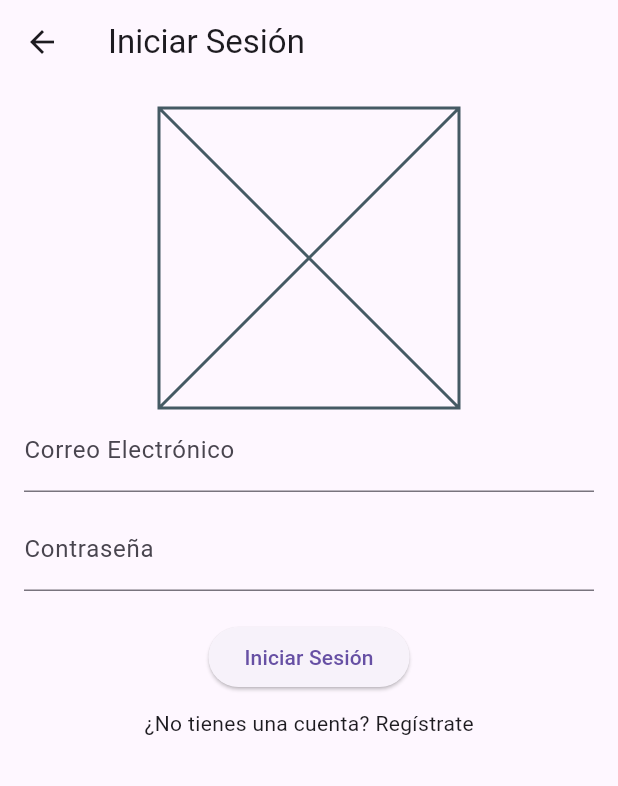
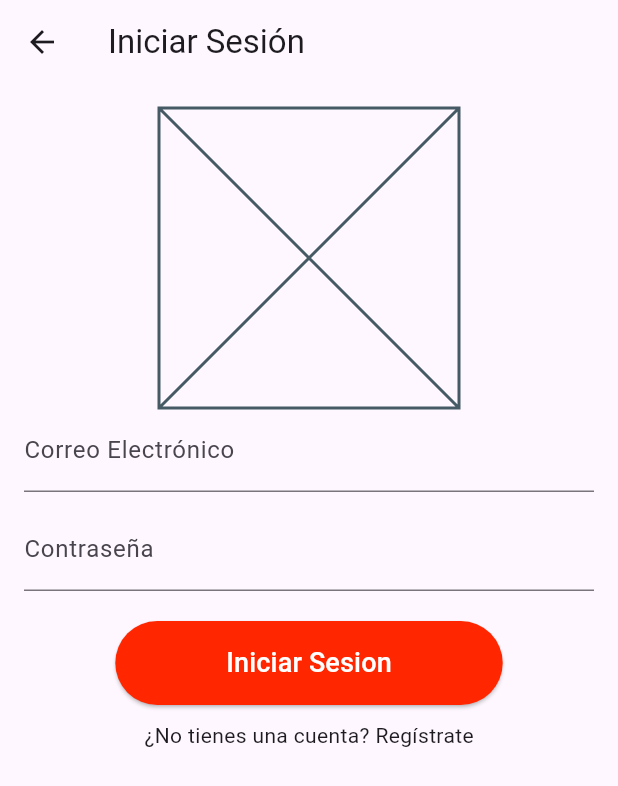
Before and after one commit to Esteban1426/Repo_Flutter, a Flutter app: the screen it shows after launch, after a tap on "Iniciar", on a phone screen of 412 x 824 dp. Shown: the top 786 px of the screen. Run offline on Flutter 3.47's test engine with Material 3 defaults, Android fonts, the phone set to English and light mode, and no system bars; our stand-ins replace firebase_auth, firebase_core, firebase_database, firebase_storage; accounts and stored records are empty; network calls fail.

Commit message:
Puliendo app notas en flutter v.2

```diff
--- /dev/null
+++ b/flutter_application_appnotas/lib/BotonAnimado.dart
@@ -0,0 +1,52 @@
+import 'package:flutter/material.dart';
+
+
+class BotonAnimado extends StatefulWidget {
+  final String TextoBoton;
+  final VoidCallback onPressed;
+  final BuildContext contexto;
+
+  BotonAnimado({required this.TextoBoton, required this.onPressed, required this.contexto});
+
+  @override
+  EstadoBotonAnimacion createState() => EstadoBotonAnimacion();
+}
+
+class EstadoBotonAnimacion extends State<BotonAnimado> {
+  bool _isPressed = false;
+
+  @override
+  Widget build(BuildContext context) {
+    return ElevatedButton(
+      onPressed: () {
+        setState(() {
+          _isPressed = !_isPressed;
+        });
+        widget.onPressed(); // Llama a la función proporcionada al presionar el botón
+      },
+      style: ButtonStyle(
+        backgroundColor: MaterialStateProperty.resolveWith<Color>((states) {
+          if (_isPressed) {
+            return Colors.white;
+          }
+          return Color.fromARGB(255, 255, 38, 0);
+        }),
+      ),
+      child: AnimatedContainer(
+        duration: Duration(milliseconds: 300),
+        padding: EdgeInsets.symmetric(vertical: 15.0, horizontal: 50.0),
+        decoration: BoxDecoration(
+          borderRadius: BorderRadius.circular(30.0),
+          color: Colors.transparent,
+        ),
+        child: Text(
+          widget.TextoBoton,
+          style: TextStyle(
+            fontSize: 18.0,
+            color: _isPressed ? Color.fromARGB(255, 255, 0, 0) : Colors.white,
+          ),
+        ),
+      ),
+    );
+  }
+}
--- a/flutter_application_appnotas/lib/Login.dart
+++ b/flutter_application_appnotas/lib/Login.dart
@@ -2,6 +2,7 @@ import 'package:flutter/material.dart';
 import 'package:firebase_auth/firebase_auth.dart';
 import 'package:firebase_storage/firebase_storage.dart';
 import 'package:flutter_application_appnotas/Registro.dart';
+import 'package:flutter_application_appnotas/BotonAnimado.dart';
 import 'package:flutter_application_appnotas/GestorNotas.dart';
 
 class Login extends StatelessWidget {
@@ -12,31 +13,53 @@ class Login extends StatelessWidget {
         title: Text('Iniciar Sesión'),
       ),
       body: SingleChildScrollView(
-        child: LoginForm(),
+        child: FormatoLogin(),
       ),
     );
   }
 }
 
-class LoginForm extends StatefulWidget {
+class FormatoLogin extends StatefulWidget {
   @override
-  _LoginFormState createState() => _LoginFormState();
+  EstadoFormato createState() => EstadoFormato();
 }
 
-class _LoginFormState extends State<LoginForm> {
-  final FirebaseAuth _auth = FirebaseAuth.instance;
-  final TextEditingController _emailController = TextEditingController();
-  final TextEditingController _passwordController = TextEditingController();
+class EstadoFormato extends State<FormatoLogin> {
+  final FirebaseAuth Autenticacion = FirebaseAuth.instance;
+  final TextEditingController email = TextEditingController();
+  final TextEditingController password = TextEditingController();
 
   Future<void> _signInWithEmailAndPassword(BuildContext context) async {
   try {
-      final String email = _emailController.text.trim();
-      final String password = _passwordController.text;
+    final String emailDato = email.text.trim();
+    final String passwordDato = password.text;
+
+    if (emailDato.isEmpty || passwordDato.isEmpty) {
+      // Si el correo electrónico o la contraseña están vacíos, muestra un mensaje de error
+      showDialog(
+        context: context,
+        builder: (BuildContext context) {
+          return AlertDialog(
+            title: Text("Error"),
+            content: Text("Por favor, completa todos los campos."),
+            actions: [
+              TextButton(
+                onPressed: () {
+                  Navigator.of(context).pop();
+                },
+                child: Text("OK"),
+              ),
+            ],
+          );
+        },
+      );
+      return; // Salir del método sin intentar iniciar sesión
+    }
 
     // Iniciar sesión con email y contraseña utilizando Firebase Authentication
-      await _auth.signInWithEmailAndPassword(
-        email: email,
-        password: password,
+    await Autenticacion.signInWithEmailAndPassword(
+      email: emailDato,
+      password: passwordDato,
     );
 
     // Si el inicio de sesión es exitoso, muestra una alerta y navega a la siguiente pantalla
@@ -83,6 +106,7 @@ class _LoginFormState extends State<LoginForm> {
   }
 }
 
+
   late String imageUrl;
   final storage = FirebaseStorage.instance;
   @override
@@ -127,23 +151,26 @@ class _LoginFormState extends State<LoginForm> {
                 : Placeholder(), // Placeholder when no image available
           ),
           TextField(
-            controller: _emailController,
+            controller: email,
             decoration: InputDecoration(
               labelText: 'Correo Electrónico',
             ),
           ),
           SizedBox(height: 10),
           TextField(
-            controller: _passwordController,
+            controller: password,
             decoration: InputDecoration(
               labelText: 'Contraseña',
             ),
             obscureText: true,
           ),
           SizedBox(height: 20),
-          ElevatedButton(
-            onPressed: () => _signInWithEmailAndPassword(context),
-            child: Text('Iniciar Sesión'),
+          BotonAnimado(
+            TextoBoton: 'Iniciar Sesion',
+            onPressed: () {
+              _signInWithEmailAndPassword(context);
+            },
+            contexto: context,
           ),
           SizedBox(height: 10),
           GestureDetector(
@@ -162,8 +189,8 @@ class _LoginFormState extends State<LoginForm> {
 
   @override
   void dispose() {
-    _emailController.dispose();
-    _passwordController.dispose();
+    email.dispose();
+    password.dispose();
     super.dispose();
   }
 }
--- /dev/null
+++ b/flutter_application_appnotas/lib/TituloAnimado.dart
@@ -0,0 +1,52 @@
+import 'package:flutter/material.dart';
+
+
+class TituloAnimado extends StatefulWidget {
+  @override
+  TituloAnimadoEstado createState() => TituloAnimadoEstado();
+}
+
+class TituloAnimadoEstado extends State<TituloAnimado>
+    with SingleTickerProviderStateMixin {
+  late AnimationController Controlador;
+
+  @override
+  void initState() {
+    super.initState();
+    Controlador = AnimationController(
+      vsync: this,
+      duration: Duration(seconds: 2), // Duración de la animación (2 segundos)
+    );
+
+    Controlador.repeat(reverse: true);
+  }
+
+  @override
+  Widget build(BuildContext context) {
+    return GestureDetector(
+      onTap: () {},
+      child: AnimatedBuilder(
+        animation: Controlador,
+        builder: (BuildContext context, Widget? child) {
+          return Center(
+            child: Text(
+              'Bienvenidos Estudiantes',
+              textAlign: TextAlign.center,
+              style: TextStyle(
+                fontSize: 60.0,
+                fontWeight: FontWeight.bold,
+                color: Colors.white.withOpacity(Controlador.value), // Cambio de opacidad según el valor del controlador de animación
+              ),
+            ),
+          );
+        },
+      ),
+    );
+  }
+
+  @override
+  void dispose() {
+    Controlador.dispose();
+    super.dispose();
+  }
+}
--- a/flutter_application_appnotas/lib/main.dart
+++ b/flutter_application_appnotas/lib/main.dart
@@ -1,6 +1,8 @@
 import 'package:flutter/material.dart';
 import 'package:firebase_core/firebase_core.dart';
 import 'package:firebase_storage/firebase_storage.dart';
+import 'package:flutter_application_appnotas/BotonAnimado.dart';
+import 'package:flutter_application_appnotas/TituloAnimado.dart';
 import 'package:flutter_application_appnotas/Login.dart';
 import 'firebase_options.dart';
 
@@ -9,17 +11,19 @@ void main() async {
   await Firebase.initializeApp(
     options: DefaultFirebaseOptions.currentPlatform,
   );
-  runApp(FirestoreImageDisplay());
+  runApp(MaterialApp(
+    home: ImagenesPricipal(),
+  ));
 }
 
-class FirestoreImageDisplay extends StatefulWidget {
-  const FirestoreImageDisplay({Key? key});
+class ImagenesPricipal extends StatefulWidget {
+  const ImagenesPricipal({Key? key});
 
   @override
-  State<FirestoreImageDisplay> createState() => _MyWidgetState();
+  State<ImagenesPricipal> createState() => WidgetImagenes();
 }
 
-class _MyWidgetState extends State<FirestoreImageDisplay> {
+class WidgetImagenes extends State<ImagenesPricipal> {
   late String imageUrl;
   final storage = FirebaseStorage.instance;
 
@@ -55,7 +59,9 @@ class _MyWidgetState extends State<FirestoreImageDisplay> {
           child: Column(
             mainAxisAlignment: MainAxisAlignment.center,
             children: <Widget>[
-              Text(
+              SizedBox(height: 50.0),
+              TituloAnimado(),
+              /* Text(
                 '¡Bienvenido estudiante!',
                 style: TextStyle(
                   fontSize: 60.0,
@@ -63,7 +69,7 @@ class _MyWidgetState extends State<FirestoreImageDisplay> {
                   color: Colors.black,
                 ),
                 textAlign: TextAlign.center,
-              ),
+              ), */
               SizedBox(
                 height: 300.0,
                 child: imageUrl.isNotEmpty
@@ -71,10 +77,19 @@ class _MyWidgetState extends State<FirestoreImageDisplay> {
                         image: NetworkImage(imageUrl),
                         fit: BoxFit.cover,
                       )
-                    : Placeholder(), // Placeholder cuando no hay imagen
+                    : Placeholder(),
               ),
               SizedBox(height: 20.0),
-              AnimatedButton(),
+                BotonAnimado(
+                TextoBoton: 'Iniciar',
+                onPressed: () {
+                  Navigator.push(
+                    context,
+                    MaterialPageRoute(builder: (context) => Login()),
+                  );
+                },
+                contexto: context,
+              ),
             ],
           ),
         ),
@@ -82,52 +97,3 @@ class _MyWidgetState extends State<FirestoreImageDisplay> {
     );
   }
 }
-
-class AnimatedButton extends StatefulWidget {
-  @override
-  _AnimatedButtonState createState() => _AnimatedButtonState();
-}
-
-class _AnimatedButtonState extends State<AnimatedButton> {
-  bool _isPressed = false;
-
-  @override
-  Widget build(BuildContext context) {
-    return ElevatedButton(
-      onPressed: () {
-        setState(() {
-          _isPressed = !_isPressed;
-        });
-        if (_isPressed) {
-          Navigator.push(
-            context,
-            MaterialPageRoute(builder: (context) => Login()),
-          );
-        }
-      },
-      style: ButtonStyle(
-        backgroundColor: MaterialStateProperty.resolveWith<Color>((states) {
-          if (_isPressed) {
-            return Colors.white;
-          }
-          return Color.fromARGB(255, 255, 38, 0);
-        }),
-      ),
-      child: AnimatedContainer(
-        duration: Duration(milliseconds: 300),
-        padding: EdgeInsets.symmetric(vertical: 15.0, horizontal: 50.0),
-        decoration: BoxDecoration(
-          borderRadius: BorderRadius.circular(30.0),
-          color: Colors.transparent,
-        ),
-        child: Text(
-          'Iniciar',
-          style: TextStyle(
-            fontSize: 18.0,
-            color: _isPressed ? Color.fromARGB(255, 255, 0, 0) : Colors.white,
-          ),
-        ),
-      ),
-    );
-  }
-}
```
Also changed, not shown: flutter_application_appnotas/lib/GestorNotas.dart (+52 -30 lines), flutter_application_appnotas/lib/Registro.dart (+46 -52 lines). Lines whose indentation alone changed are shown as unchanged.
